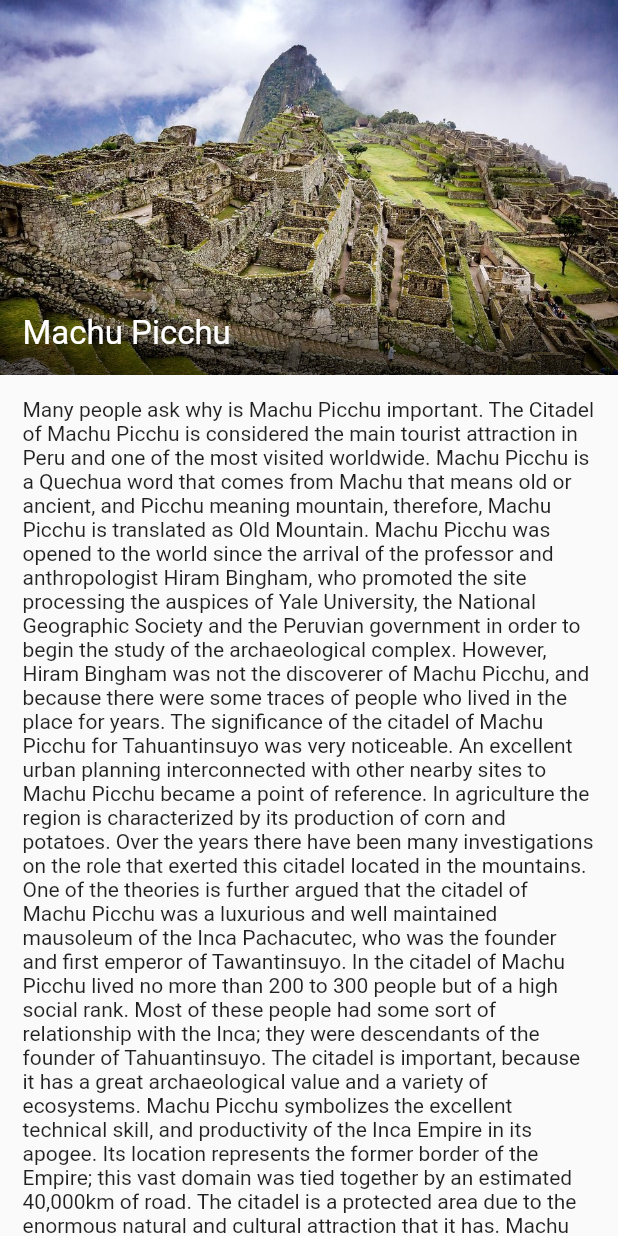
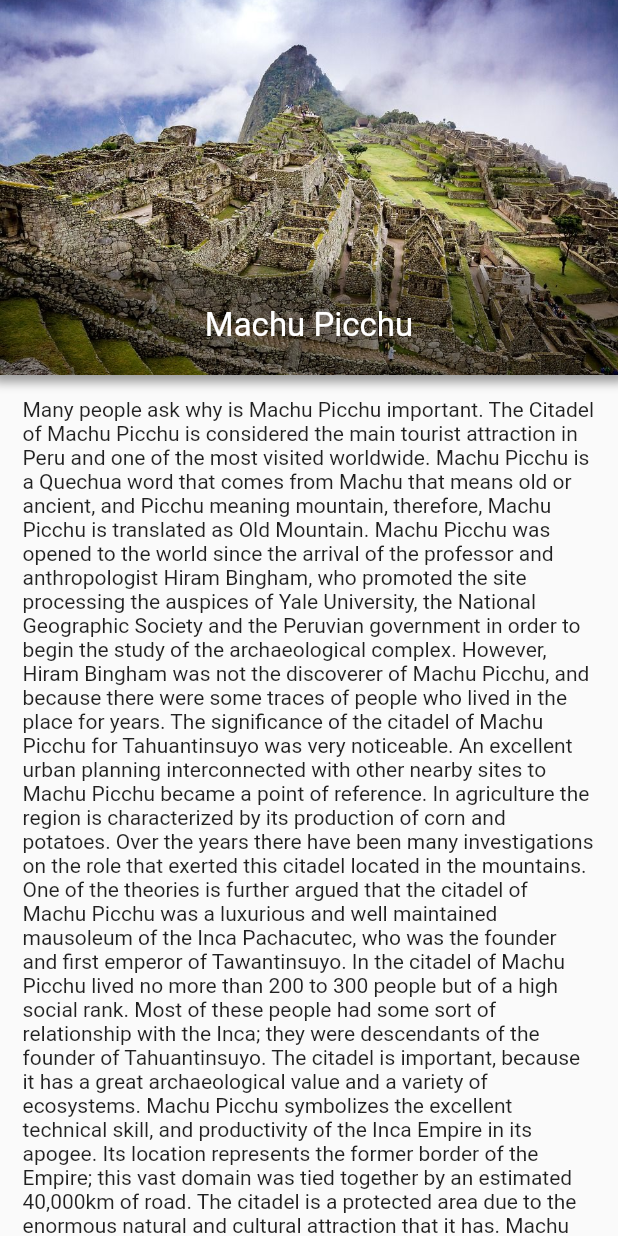
Before and after one commit to diegoveloper/flutter_stretchy_header, a Flutter app: the SampleBottomLabel screen opened directly, on a phone screen of 412 x 824 dp. Run offline on Flutter 3.47's test engine with Material 2 defaults, Android fonts, the phone set to English and light mode, and no system bars.

Commit message:
same bugs fixed, sample updated

```diff
--- a/example/lib/main.dart
+++ b/example/lib/main.dart
@@ -172,6 +172,7 @@ class SampleBottomLabel extends StatelessWidget {
       body: StretchyHeader.singleChild(
         headerData: HeaderData(
           headerHeight: 250,
+          blurContent: false,
           header: Image.asset(
             "images/machu.jpg",
             fit: BoxFit.cover,
@@ -179,20 +180,18 @@ class SampleBottomLabel extends StatelessWidget {
           highlightHeaderAlignment: HighlightHeaderAlignment.bottom,
           highlightHeader: Container(
             width: MediaQuery.of(context).size.width,
+            alignment: Alignment.center,
             decoration: BoxDecoration(
-                gradient: LinearGradient(
-              colors: [
-                Colors.black54,
-                Colors.black54,
-                Colors.black26,
-                Colors.black12,
-                Colors.black12,
+              boxShadow: [
+                BoxShadow(
+                  color: Colors.black38,
+                  blurRadius: 5,
+                  spreadRadius: 5,
+                )
               ],
-              begin: Alignment.bottomCenter,
-              end: Alignment.topCenter,
-            )),
+            ),
             child: Padding(
-              padding: const EdgeInsets.all(15),
+              padding: const EdgeInsets.all(20.0),
               child: Text(
                 "Machu Picchu",
                 style: TextStyle(color: Colors.white, fontSize: 22),
--- a/lib/stretchy_header.dart
+++ b/lib/stretchy_header.dart
@@ -9,37 +9,6 @@ enum HighlightHeaderAlignment {
 }
 
 class StretchyHeader extends StretchyHeaderBase {
-  @Deprecated(
-      'Use StretchyHeader.singleChild instead. If body contains ListView, use StretchyHeader.listView or StretchyHeader.listViewBuilder.')
-  factory StretchyHeader({
-    Key key,
-    @required Widget header,
-    @required double headerHeight,
-    @required Widget body,
-
-    ///Body Widget that will appear below the header
-    Widget highlightHeader,
-    bool blurContent = true,
-    HighlightHeaderAlignment highlightHeaderAlignment =
-        HighlightHeaderAlignment.bottom,
-    Color blurColor,
-    Color backgroundColor,
-  }) {
-    return StretchyHeader.singleChild(
-      key: key,
-      headerData: HeaderData(
-        header: header,
-        headerHeight: headerHeight,
-        highlightHeader: highlightHeader,
-        blurContent: blurContent,
-        highlightHeaderAlignment: highlightHeaderAlignment,
-        blurColor: blurColor,
-        backgroundColor: backgroundColor,
-      ),
-      child: AbsorbPointer(child: body),
-    );
-  }
-
   StretchyHeader.singleChild({
     Key key,
     @required HeaderData headerData,
@@ -244,6 +213,14 @@ class _StretchyHeaderBaseState extends State<StretchyHeaderBase> {
   }
 
   @override
+  void didUpdateWidget(StretchyHeaderBase oldWidget) {
+    if (widget.headerData.highlightHeader != null) {
+      WidgetsBinding.instance.addPostFrameCallback(_onLayoutDone);
+    }
+    super.didUpdateWidget(oldWidget);
+  }
+
+  @override
   void initState() {
     _scrollController = ScrollController();
     _headerSize = widget.headerData.headerHeight;
```
